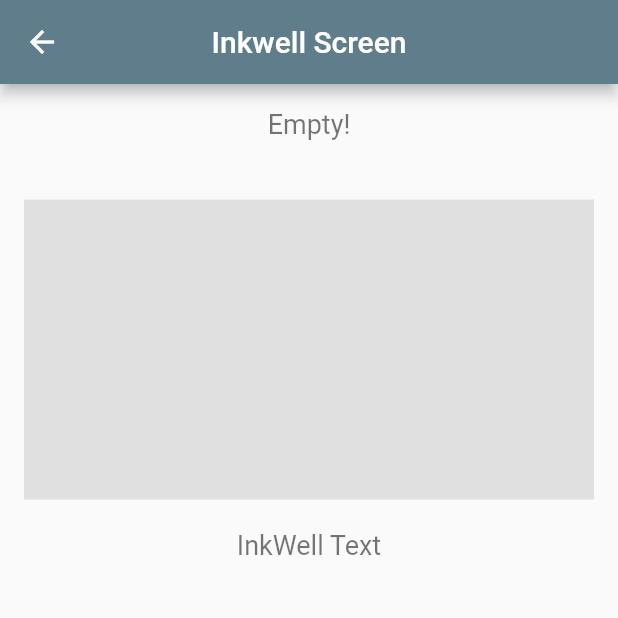
After one commit to BishalTamangDev/flutter_all_concepts, a Flutter app: the InkwellScreen screen opened directly, on a phone screen of 412 x 824 dp, the top half of it. The commit adds this screen. Run offline on Flutter 3.47's test engine with Material 3 defaults, Android fonts, the phone set to English and light mode, and no system bars.

Commit message:
widget: inkwell

```diff
--- a/lib/main.dart
+++ b/lib/main.dart
@@ -3,6 +3,7 @@ import 'package:all_concepts/screens/container_screen.dart';
 import 'package:all_concepts/screens/button_screen.dart';
 import 'package:all_concepts/screens/expanded_screen.dart';
 import 'package:all_concepts/screens/image_screen.dart';
+import 'package:all_concepts/screens/inkwell_screen.dart';
 import 'package:all_concepts/screens/margin_screen.dart';
 import 'package:all_concepts/screens/rows_columns_screen.dart';
 import 'package:all_concepts/screens/text_screen.dart';
@@ -72,7 +73,7 @@ class HomeScreen extends StatelessWidget {
         'short_description':
             'The Expanded widget fills available space in Row or Column layouts, resizing its child proportionally.',
         'description':
-            'The Expanded widget in Flutter is used within a Row, Column, or Flex to make its child widget take up the available remaining space. It flexibly resizes its child in proportion to other children, helping distribute space dynamically based on layout constraints.'
+            'The Expanded widget in Flutter is used within a Row, Column, or Flex to make its child widget take up the available remaining space. It flexibly resizes its child in proportion to other children, helping distribute space dynamically based on layout constraints.',
       },
       {
         'title': 'image',
@@ -82,11 +83,16 @@ class HomeScreen extends StatelessWidget {
             'The Image widget in Flutter is used to display images in your app. It supports loading images from various sources like assets, network, or files. You can customize the image\'s size, fit (e.g., cover, contain), alignment, and apply effects like color filters.',
       },
       {
+        'title': 'inkwell',
+        'short_description': 'The InkWell widget adds a tappable ripple effect to any widget, making it interactive.',
+        'description': 'The InkWell widget in Flutter provides a material "ripple" effect when tapped, making it ideal for interactive elements. It wraps around any widget to detect taps, gestures, and other interactions, offering a visual feedback to the user.',
+      },
+      {
         'title': 'margin',
         'short_description':
             'Margin adds space outside a widget, separating it from other elements.',
         'description':
-            'Margin is a property (typically used in the Container widget) that adds empty space outside the widget\'s boundary, separating it from neighboring elements. This spacing helps with layout and positioning by creating a visual gap around the widget.'
+            'Margin is a property (typically used in the Container widget) that adds empty space outside the widget\'s boundary, separating it from neighboring elements. This spacing helps with layout and positioning by creating a visual gap around the widget.',
       },
       {
         'title': 'row & column',
@@ -164,6 +170,15 @@ class HomeScreen extends StatelessWidget {
                           ),
                         ),
                       );
+                    } else if (screen == 'inkwell') {
+                      Navigator.push(
+                        context,
+                        MaterialPageRoute(
+                          builder: (context) => InkwellScreen(
+                            description: listWidget[index]['description'],
+                          ),
+                        ),
+                      );
                     } else if (screen == 'margin') {
                       Navigator.push(
                         context,
--- /dev/null
+++ b/lib/screens/inkwell_screen.dart
@@ -0,0 +1,52 @@
+import 'package:all_concepts/variables/variables.dart';
+import 'package:flutter/cupertino.dart';
+import 'package:flutter/material.dart';
+
+class InkwellScreen extends StatelessWidget {
+  const InkwellScreen({super.key, this.description = 'Empty!'});
+
+  final String description;
+
+  @override
+  Widget build(BuildContext context) {
+    return Scaffold(
+      appBar: AppBar(
+        title: const Text("Inkwell Screen"),
+        centerTitle: true,
+      ),
+      body: SingleChildScrollView(
+        child: Padding(
+          padding: Variables.getPadding(),
+          child: Column(
+            children: [
+              Text(description),
+              // const SizedBox(height: 20.0),
+
+              const SizedBox(height: 20.0),
+
+              InkWell(
+                onDoubleTap: () {
+                  print("Double tap on inkwell-container.");
+                },
+                child: Container(
+                  height: 200,
+                  margin: const EdgeInsets.only(top: 20.0),
+                  color: Colors.grey.shade300,
+                ),
+              ),
+
+              const SizedBox(height: 20.0),
+
+              InkWell(
+                onTap: () {
+                  print('Clicked on inkwell-text!');
+                },
+                child: const Text('InkWell Text'),
+              ),
+            ],
+          ),
+        ),
+      ),
+    );
+  }
+}
```
